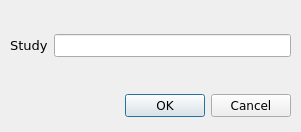
Above: src/rc_metastudio/forms/new_study_dlg.ui from AliSalman-et-al/openmeta-analyst-community before the change. Below: the same form after it.
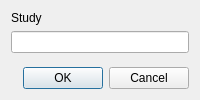
That is the form after the change. Icons and pictures are not drawn.

```diff
--- a/src/rc_metastudio/forms/new_study_dlg.ui
+++ b/src/rc_metastudio/forms/new_study_dlg.ui
@@ -2,99 +2,13 @@
 <ui version="4.0">
  <class>new_study_dialog</class>
  <widget class="QDialog" name="new_study_dialog">
-  <property name="enabled">
-   <bool>true</bool>
-  </property>
-  <property name="geometry">
-   <rect>
-    <x>0</x>
-    <y>0</y>
-    <width>301</width>
-    <height>132</height>
-   </rect>
-  </property>
-  <property name="minimumSize">
-   <size>
-    <width>301</width>
-    <height>132</height>
-   </size>
-  </property>
-  <property name="maximumSize">
-   <size>
-    <width>301</width>
-    <height>132</height>
-   </size>
-  </property>
-  <property name="font">
-   <font>
-    <family>Verdana</family>
-   </font>
-  </property>
-  <property name="windowTitle">
-   <string>Add Study</string>
-  </property>
-  <property name="windowIcon">
-   <iconset>
-    <normaloff>:/misc/meta.png</normaloff>:/misc/meta.png</iconset>
-  </property>
-  <widget class="QDialogButtonBox" name="buttonBox">
-   <property name="geometry">
-    <rect>
-     <x>10</x>
-     <y>90</y>
-     <width>281</width>
-     <height>32</height>
-    </rect>
-   </property>
-   <property name="font">
-    <font>
-     <family>Verdana</family>
-    </font>
-   </property>
-   <property name="orientation">
-    <enum>Qt::Horizontal</enum>
-   </property>
-   <property name="standardButtons">
-    <set>QDialogButtonBox::Cancel|QDialogButtonBox::Ok</set>
-   </property>
-  </widget>
-  <widget class="QWidget" name="layoutWidget">
-   <property name="geometry">
-    <rect>
-     <x>10</x>
-     <y>10</y>
-     <width>281</width>
-     <height>71</height>
-    </rect>
-   </property>
-   <layout class="QGridLayout" name="gridLayout">
-    <item row="0" column="0">
-     <widget class="QLabel" name="label_2">
-      <property name="font">
-       <font>
-        <family>Verdana</family>
-        <pointsize>10</pointsize>
-       </font>
-      </property>
-      <property name="text">
-       <string>Study</string>
-      </property>
-     </widget>
-    </item>
-    <item row="0" column="1">
-     <widget class="QLineEdit" name="study_lbl">
-      <property name="font">
-       <font>
-        <family>Verdana</family>
-       </font>
-      </property>
-      <property name="alignment">
-       <set>Qt::AlignCenter</set>
-      </property>
-     </widget>
-    </item>
-   </layout>
-  </widget>
+  <property name="geometry"><rect><x>0</x><y>0</y><width>0</width><height>0</height></rect></property>
+  <property name="windowTitle"><string>Add Study</string></property>
+  <property name="windowIcon"><iconset resource="images/icons.qrc"><normaloff>:/misc/meta.png</normaloff>:/misc/meta.png</iconset></property>
+  <layout class="QVBoxLayout" name="verticalLayout">
+   <item><layout class="QFormLayout" name="formLayout"><property name="fieldGrowthPolicy"><enum>QFormLayout::AllNonFixedFieldsGrow</enum></property><property name="rowWrapPolicy"><enum>QFormLayout::WrapAllRows</enum></property><item row="0" column="0"><widget class="QLabel" name="label_2"><property name="text"><string>Study</string></property><property name="buddy"><cstring>study_lbl</cstring></property></widget></item><item row="0" column="1"><widget class="QLineEdit" name="study_lbl"><property name="alignment"><set>Qt::AlignCenter</set></property></widget></item></layout></item>
+   <item><widget class="QDialogButtonBox" name="buttonBox"><property name="orientation"><enum>Qt::Horizontal</enum></property><property name="standardButtons"><set>QDialogButtonBox::Cancel|QDialogButtonBox::Ok</set></property></widget></item>
+  </layout>
  </widget>
  <resources>
   <include location="images/icons.qrc"/>
```
Left out of the diff: 40 changed lines with no effect on the pictures.
